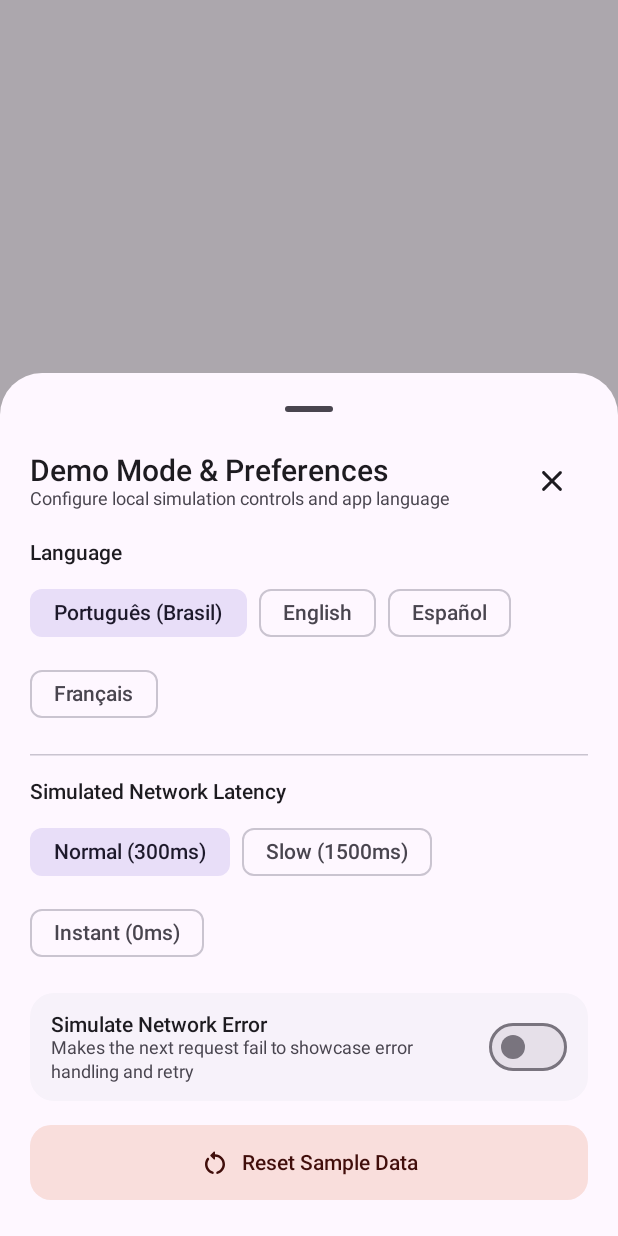
After one commit to gilsonjuniorpro/RachaJusto, an Android app built with Jetpack Compose: the composable DemoModeBottomSheet shown on its own in the app's theme, on a phone screen of 412 x 824 dp. The commit adds this screen. Run offline under Robolectric (Android 15) with nearby library versions, the phone set to English and light mode, and no system bars; missing, so only their content is drawn: CompositionLocalProvider; 3 statements that could not run were skipped.

Commit message:
feat: add demo mode controls, runtime 4-language switcher, and comprehensive documentation

```diff
--- /dev/null
+++ b/app/src/main/java/com/rachajusto/feature/demo/DemoModeBottomSheet.kt
@@ -0,0 +1,298 @@
+package com.rachajusto.feature.demo
+
+import androidx.compose.foundation.layout.Arrangement
+import androidx.compose.foundation.layout.Box
+import androidx.compose.foundation.layout.Column
+import androidx.compose.foundation.layout.ExperimentalLayoutApi
+import androidx.compose.foundation.layout.FlowRow
+import androidx.compose.foundation.layout.Row
+import androidx.compose.foundation.layout.Spacer
+import androidx.compose.foundation.layout.fillMaxWidth
+import androidx.compose.foundation.layout.height
+import androidx.compose.foundation.layout.navigationBarsPadding
+import androidx.compose.foundation.layout.padding
+import androidx.compose.foundation.layout.size
+import androidx.compose.foundation.layout.width
+import androidx.compose.foundation.rememberScrollState
+import androidx.compose.foundation.shape.RoundedCornerShape
+import androidx.compose.foundation.verticalScroll
+import androidx.compose.material.icons.Icons
+import androidx.compose.material.icons.rounded.Check
+import androidx.compose.material.icons.rounded.Close
+import androidx.compose.material.icons.rounded.Language
+import androidx.compose.material.icons.rounded.RestartAlt
+import androidx.compose.material.icons.rounded.Tune
+import androidx.compose.material3.Badge
+import androidx.compose.material3.BadgedBox
+import androidx.compose.material3.ButtonDefaults
+import androidx.compose.material3.CircularProgressIndicator
+import androidx.compose.material3.DropdownMenu
+import androidx.compose.material3.DropdownMenuItem
+import androidx.compose.material3.ExperimentalMaterial3Api
+import androidx.compose.material3.FilledTonalButton
+import androidx.compose.material3.FilterChip
+import androidx.compose.material3.HorizontalDivider
+import androidx.compose.material3.Icon
+import androidx.compose.material3.IconButton
+import androidx.compose.material3.MaterialTheme
+import androidx.compose.material3.ModalBottomSheet
+import androidx.compose.material3.Surface
+import androidx.compose.material3.Switch
+import androidx.compose.material3.Text
+import androidx.compose.material3.TextButton
+import androidx.compose.material3.rememberModalBottomSheetState
+import androidx.compose.runtime.Composable
+import androidx.compose.runtime.LaunchedEffect
+import androidx.compose.runtime.getValue
+import androidx.compose.runtime.mutableStateOf
+import androidx.compose.runtime.remember
+import androidx.compose.runtime.setValue
+import androidx.compose.ui.Alignment
+import androidx.compose.ui.Modifier
+import androidx.compose.ui.res.stringResource
+import androidx.compose.ui.text.font.FontWeight
+import androidx.compose.ui.unit.dp
+import androidx.lifecycle.compose.collectAsStateWithLifecycle
+import com.rachajusto.R
+import com.rachajusto.core.i18n.AppLanguage
+import com.rachajusto.data.network.SimulatedLatencyMode
+
+@Composable
+fun TopBarUtilityActions(
+    currentLanguage: AppLanguage,
+    isErrorSimulationArmed: Boolean,
+    onSelectLanguage: (AppLanguage) -> Unit,
+    onOpenDemoSheet: () -> Unit
+) {
+    var languageMenuExpanded by remember { mutableStateOf(false) }
+
+    Box {
+        TextButton(onClick = { languageMenuExpanded = true }) {
+            Icon(
+                imageVector = Icons.Rounded.Language,
+                contentDescription = stringResource(R.string.language_title),
+                modifier = Modifier.size(18.dp)
+            )
+            Spacer(modifier = Modifier.width(4.dp))
+            Text(
+                text = currentLanguage.shortCode,
+                style = MaterialTheme.typography.labelLarge,
+                fontWeight = FontWeight.Bold
+            )
+        }
+
+        DropdownMenu(
+            expanded = languageMenuExpanded,
+            onDismissRequest = { languageMenuExpanded = false }
+        ) {
+            AppLanguage.entries.forEach { language ->
+                DropdownMenuItem(
+                    text = { Text(language.nativeName) },
+                    trailingIcon = {
+                        if (language == currentLanguage) {
+                            Icon(
+                                imageVector = Icons.Rounded.Check,
+                                contentDescription = null,
+                                tint = MaterialTheme.colorScheme.primary
+                            )
+                        }
+                    },
+                    onClick = {
+                        languageMenuExpanded = false
+                        onSelectLanguage(language)
+                    }
+                )
+            }
+        }
+    }
+
+    IconButton(onClick = onOpenDemoSheet) {
+        BadgedBox(
+            badge = {
+                if (isErrorSimulationArmed) {
+                    Badge(containerColor = MaterialTheme.colorScheme.error)
+                }
+            }
+        ) {
+            Icon(
+                imageVector = Icons.Rounded.Tune,
+                contentDescription = stringResource(R.string.demo_mode_title)
+            )
+        }
+    }
+}
+
+@OptIn(ExperimentalMaterial3Api::class, ExperimentalLayoutApi::class)
+@Composable
+fun DemoModeBottomSheet(
+    viewModel: DemoModeViewModel,
+    currentLanguage: AppLanguage,
+    onSelectLanguage: (AppLanguage) -> Unit,
+    onDataReset: () -> Unit,
+    onDismiss: () -> Unit
+) {
+    val sheetState = rememberModalBottomSheetState(skipPartiallyExpanded = true)
+    val uiState by viewModel.uiState.collectAsStateWithLifecycle()
+    val latencyMode by viewModel.latencyMode.collectAsStateWithLifecycle()
+    val simulateNextError by viewModel.simulateNextError.collectAsStateWithLifecycle()
+
+    LaunchedEffect(uiState.resetCompleted) {
+        if (uiState.resetCompleted) {
+            viewModel.consumeResetCompleted()
+            onDataReset()
+            onDismiss()
+        }
+    }
+
+    ModalBottomSheet(
+        onDismissRequest = { if (!uiState.isResetting) onDismiss() },
+        sheetState = sheetState,
+        containerColor = MaterialTheme.colorScheme.surface
+    ) {
+        Column(
+            modifier = Modifier
+                .fillMaxWidth()
+                .verticalScroll(rememberScrollState())
+                .padding(horizontal = 20.dp)
+                .navigationBarsPadding()
+                .padding(bottom = 24.dp),
+            verticalArrangement = Arrangement.spacedBy(16.dp)
+        ) {
+            Row(
+                modifier = Modifier.fillMaxWidth(),
+                horizontalArrangement = Arrangement.SpaceBetween,
+                verticalAlignment = Alignment.CenterVertically
+            ) {
+                Column {
+                    Text(
+                        text = stringResource(R.string.demo_mode_title),
+                        style = MaterialTheme.typography.headlineSmall
+                    )
+                    Text(
+                        text = stringResource(R.string.demo_mode_subtitle),
+                        style = MaterialTheme.typography.bodySmall,
+                        color = MaterialTheme.colorScheme.onSurfaceVariant
+                    )
+                }
+                IconButton(onClick = onDismiss, enabled = !uiState.isResetting) {
+                    Icon(
+                        imageVector = Icons.Rounded.Close,
+                        contentDescription = stringResource(R.string.action_close)
+                    )
+                }
+            }
+
+            // Language selector (4 languages)
+            Column(verticalArrangement = Arrangement.spacedBy(8.dp)) {
+                Text(
+                    text = stringResource(R.string.language_title),
+                    style = MaterialTheme.typography.titleSmall
+                )
+                FlowRow(
+                    horizontalArrangement = Arrangement.spacedBy(8.dp),
+                    verticalArrangement = Arrangement.spacedBy(6.dp)
+                ) {
+                    AppLanguage.entries.forEach { language ->
+                        FilterChip(
+                            selected = currentLanguage == language,
+                            onClick = { onSelectLanguage(language) },
+                            label = { Text(language.nativeName) }
+                        )
+                    }
+                }
+            }
+
+            HorizontalDivider()
+
+            // Latency selector
+            Column(verticalArrangement = Arrangement.spacedBy(8.dp)) {
+                Text(
+                    text = stringResource(R.string.demo_latency_label),
+                    style = MaterialTheme.typography.titleSmall
+                )
+                FlowRow(
+                    horizontalArrangement = Arrangement.spacedBy(8.dp),
+                    verticalArrangement = Arrangement.spacedBy(6.dp)
+                ) {
+                    SimulatedLatencyMode.entries.forEach { mode ->
+                        val labelRes = when (mode) {
+                            SimulatedLatencyMode.NORMAL -> R.string.demo_latency_normal
+                            SimulatedLatencyMode.SLOW -> R.string.demo_latency_slow
+                            SimulatedLatencyMode.INSTANT -> R.string.demo_latency_instant
+                        }
+                        FilterChip(
+                            selected = latencyMode == mode,
+                            onClick = { viewModel.setLatencyMode(mode) },
+                            label = { Text(stringResource(labelRes)) }
+                        )
+                    }
+                }
+            }
+
+            // Simulate Network Error switch
+            Surface(
+                shape = RoundedCornerShape(16.dp),
+                color = MaterialTheme.colorScheme.surfaceContainerLow,
+                modifier = Modifier.fillMaxWidth()
+            ) {
+                Row(
+                    modifier = Modifier
+                        .fillMaxWidth()
+                        .padding(horizontal = 14.dp, vertical = 12.dp),
+                    horizontalArrangement = Arrangement.SpaceBetween,
+                    verticalAlignment = Alignment.CenterVertically
+                ) {
+                    Column(modifier = Modifier.weight(1f).padding(end = 12.dp)) {
+                        Text(
+                            text = stringResource(R.string.demo_simulate_error_title),
+                            style = MaterialTheme.typography.titleSmall
+                        )
+                        Text(
+                            text = stringResource(R.string.demo_simulate_error_subtitle),
+                            style = MaterialTheme.typography.bodySmall,
+                            color = MaterialTheme.colorScheme.onSurfaceVariant
+                        )
+                    }
+                    Switch(
+                        checked = simulateNextError,
+                        onCheckedChange = viewModel::setSimulateNextError
+                    )
+                }
+            }
+
+            if (uiState.resetFailed) {
+                Text(
+                    text = stringResource(R.string.demo_reset_failed),
+                    color = MaterialTheme.colorScheme.error,
+                    style = MaterialTheme.typography.bodySmall
+                )
+            }
+
+            // Reset Sample Data button
+            FilledTonalButton(
+                onClick = viewModel::resetDemoData,
+                enabled = !uiState.isResetting,
+                colors = ButtonDefaults.filledTonalButtonColors(
+                    containerColor = MaterialTheme.colorScheme.errorContainer,
+                    contentColor = MaterialTheme.colorScheme.onErrorContainer
+                ),
+                shape = RoundedCornerShape(14.dp),
+                modifier = Modifier
+                    .fillMaxWidth()
+                    .height(50.dp)
+            ) {
+                if (uiState.isResetting) {
+                    CircularProgressIndicator(modifier = Modifier.size(20.dp), strokeWidth = 2.dp)
+                } else {
+                    Icon(
+                        imageVector = Icons.Rounded.RestartAlt,
+                        contentDescription = null,
+                        modifier = Modifier.size(20.dp)
+                    )
+                    Spacer(modifier = Modifier.width(8.dp))
+                    Text(stringResource(R.string.demo_reset_button))
+                }
+            }
+        }
+    }
+}
--- a/app/src/main/res/values/strings.xml
+++ b/app/src/main/res/values/strings.xml
@@ -173,4 +173,16 @@
     <string name="pix_copy_button">Copy PIX Code</string>
     <string name="pix_code_copied_snackbar">PIX code copied to clipboard!</string>
     <string name="pix_confirm_payment_button">Confirm Payment</string>
+
+    <!-- Demo Mode Sheet -->
+    <string name="demo_mode_title">Demo Mode &amp; Preferences</string>
+    <string name="demo_mode_subtitle">Configure local simulation controls and app language</string>
+    <string name="demo_latency_label">Simulated Network Latency</string>
+    <string name="demo_latency_normal">Normal (300ms)</string>
+    <string name="demo_latency_slow">Slow (1500ms)</string>
+    <string name="demo_latency_instant">Instant (0ms)</string>
+    <string name="demo_simulate_error_title">Simulate Network Error</string>
+    <string name="demo_simulate_error_subtitle">Makes the next request fail to showcase error handling and retry</string>
+    <string name="demo_reset_button">Reset Sample Data</string>
+    <string name="demo_reset_failed">Reset failed due to simulated error. Tap again to retry.</string>
 </resources>
```
Also changed, not shown: app/src/main/java/com/rachajusto/feature/demo/DemoModeViewModel.kt (added, +72 -0 lines), app/src/main/java/com/rachajusto/navigation/RachaJustoNavHost.kt (+58 -2 lines), 5 other files.
